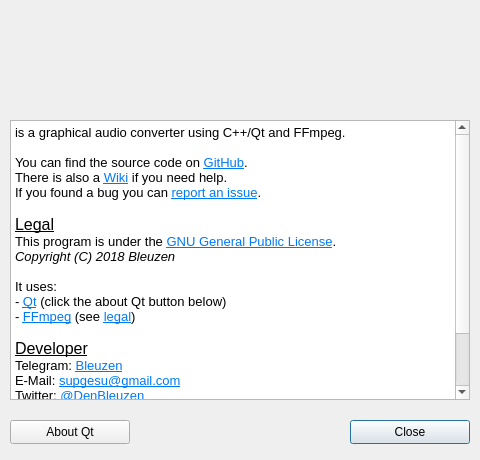
Bleuzen/FFaudioConverter, file src/aboutdialog.ui: the form before one commit.
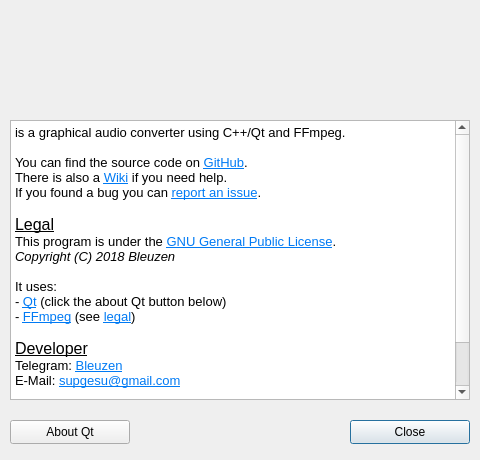
The form after the commit.

Commit message: removed twitter link

Patch:
```diff
--- a/src/aboutdialog.ui
+++ b/src/aboutdialog.ui
@@ -136,7 +136,6 @@
 &lt;p style=&quot; margin-top:0px; margin-bottom:0px; margin-left:0px; margin-right:0px; -qt-block-indent:0; text-indent:0px;&quot;&gt;&lt;span style=&quot; font-size:12pt; text-decoration: underline;&quot;&gt;Developer&lt;/span&gt;&lt;/p&gt;
 &lt;p style=&quot; margin-top:0px; margin-bottom:0px; margin-left:0px; margin-right:0px; -qt-block-indent:0; text-indent:0px;&quot;&gt;Telegram: &lt;a href=&quot;https://t.me/Bleuzen&quot;&gt;&lt;span style=&quot; text-decoration: underline; color:#007af4;&quot;&gt;Bleuzen&lt;/span&gt;&lt;/a&gt;&lt;/p&gt;
 &lt;p style=&quot; margin-top:0px; margin-bottom:0px; margin-left:0px; margin-right:0px; -qt-block-indent:0; text-indent:0px;&quot;&gt;E-Mail: &lt;a href=&quot;mailto:supgesu@gmail.com&quot;&gt;&lt;span style=&quot; text-decoration: underline; color:#007af4;&quot;&gt;supgesu@gmail.com&lt;/span&gt;&lt;/a&gt;&lt;/p&gt;
-&lt;p style=&quot; margin-top:0px; margin-bottom:0px; margin-left:0px; margin-right:0px; -qt-block-indent:0; text-indent:0px;&quot;&gt;Twitter: &lt;a href=&quot;https://twitter.com/denbleuzen&quot;&gt;&lt;span style=&quot; text-decoration: underline; color:#007af4;&quot;&gt;@DenBleuzen&lt;/span&gt;&lt;/a&gt;&lt;/p&gt;
 &lt;p style=&quot;-qt-paragraph-type:empty; margin-top:0px; margin-bottom:0px; margin-left:0px; margin-right:0px; -qt-block-indent:0; text-indent:0px;&quot;&gt;&lt;br /&gt;&lt;/p&gt;
 &lt;p style=&quot; margin-top:0px; margin-bottom:0px; margin-left:0px; margin-right:0px; -qt-block-indent:0; text-indent:0px;&quot;&gt;&lt;span style=&quot; font-size:12pt; text-decoration: underline;&quot;&gt;Contributors&lt;/span&gt;&lt;/p&gt;
 &lt;p style=&quot; margin-top:0px; margin-bottom:0px; margin-left:0px; margin-right:0px; -qt-block-indent:0; text-indent:0px;&quot;&gt;If you help me (by coding or translating this program in your language) your name will be added here.&lt;/p&gt;&lt;/body&gt;&lt;/html&gt;</string>
```
